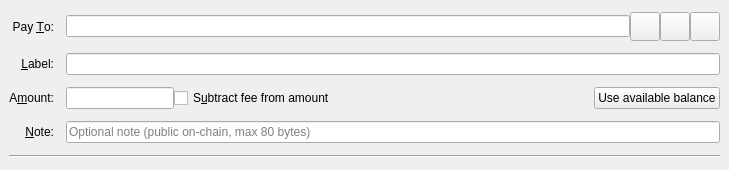
Above: src/qt/forms/sendcoinsentry.ui from badcoin-project/badcoin before the change. Below: the same form after it.
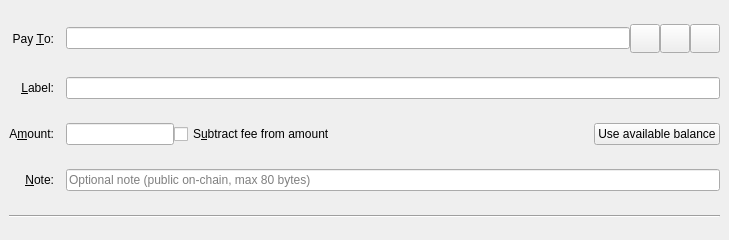
That is the form after the change. Icons and pictures are not drawn. Custom widgets are drawn as their Qt base class.

Commit message:
qt: keep Send Note field visible and tall enough
The note control was easy to miss because the Send entry clipped
under a tight fixed height and Bitcoin Core used to hide Message
unless a URI provided one. Always show Note and reserve vertical space.

```diff
--- a/src/qt/forms/sendcoinsentry.ui
+++ b/src/qt/forms/sendcoinsentry.ui
@@ -7,9 +7,15 @@
     <x>0</x>
     <y>0</y>
     <width>729</width>
-    <height>170</height>
+    <height>240</height>
    </rect>
   </property>
+  <property name="minimumSize">
+   <size>
+    <width>0</width>
+    <height>220</height>
+   </size>
+  </property>
   <property name="focusPolicy">
    <enum>Qt::TabFocus</enum>
   </property>
```
The commit also changes 1 other file.
